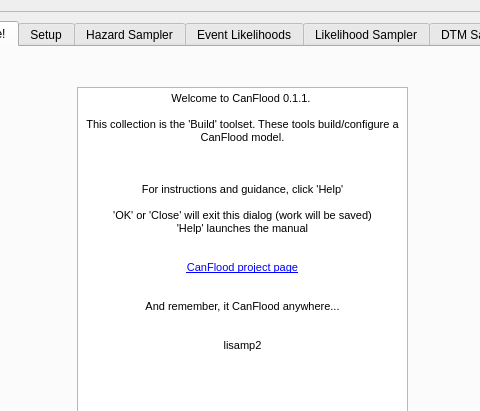
Qt form canflood_inprep/ProjectDataPrep/ProjectDataPrepDialog_Base.ui (NRCan/CanFlood) before a commit; both pictures show x 81 to 561 and y 0 to 411 of the 700 by 888 pixel window.
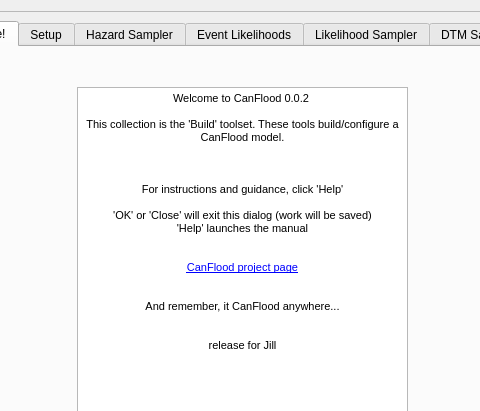
The same form after that commit. The open tabs and pages were chosen to show the change. Custom widgets are drawn as their Qt base class.

```diff
--- a/canflood_inprep/ProjectDataPrep/ProjectDataPrepDialog_Base.ui
+++ b/canflood_inprep/ProjectDataPrep/ProjectDataPrepDialog_Base.ui
@@ -109,7 +109,7 @@
 &lt;html&gt;&lt;head&gt;&lt;meta name=&quot;qrichtext&quot; content=&quot;1&quot; /&gt;&lt;style type=&quot;text/css&quot;&gt;
 p, li { white-space: pre-wrap; }
 &lt;/style&gt;&lt;/head&gt;&lt;body style=&quot; font-family:'MS Shell Dlg 2'; font-size:8.25pt; font-weight:400; font-style:normal;&quot;&gt;
-&lt;p align=&quot;center&quot; style=&quot; margin-top:0px; margin-bottom:0px; margin-left:0px; margin-right:0px; -qt-block-indent:0; text-indent:0px;&quot;&gt;&lt;span style=&quot; font-size:8pt;&quot;&gt;Welcome to CanFlood 0.1.1. &lt;/span&gt;&lt;/p&gt;
+&lt;p align=&quot;center&quot; style=&quot; margin-top:0px; margin-bottom:0px; margin-left:0px; margin-right:0px; -qt-block-indent:0; text-indent:0px;&quot;&gt;&lt;span style=&quot; font-size:8pt;&quot;&gt;Welcome to CanFlood 0.0.2 &lt;/span&gt;&lt;/p&gt;
 &lt;p align=&quot;center&quot; style=&quot;-qt-paragraph-type:empty; margin-top:0px; margin-bottom:0px; margin-left:0px; margin-right:0px; -qt-block-indent:0; text-indent:0px; font-size:8pt;&quot;&gt;&lt;br /&gt;&lt;/p&gt;
 &lt;p align=&quot;center&quot; style=&quot; margin-top:0px; margin-bottom:0px; margin-left:0px; margin-right:0px; -qt-block-indent:0; text-indent:0px;&quot;&gt;&lt;span style=&quot; font-size:8pt;&quot;&gt;This collection is the 'Build' toolset. These tools build/configure a CanFlood model.&lt;/span&gt;&lt;/p&gt;
 &lt;p align=&quot;center&quot; style=&quot;-qt-paragraph-type:empty; margin-top:0px; margin-bottom:0px; margin-left:0px; margin-right:0px; -qt-block-indent:0; text-indent:0px; font-size:8pt;&quot;&gt;&lt;br /&gt;&lt;/p&gt;
@@ -127,7 +127,7 @@
 &lt;p align=&quot;center&quot; style=&quot; margin-top:0px; margin-bottom:0px; margin-left:0px; margin-right:0px; -qt-block-indent:0; text-indent:0px;&quot;&gt;&lt;span style=&quot; font-size:8pt;&quot;&gt;And remember, it CanFlood anywhere...&lt;/span&gt;&lt;/p&gt;
 &lt;p align=&quot;center&quot; style=&quot;-qt-paragraph-type:empty; margin-top:0px; margin-bottom:0px; margin-left:0px; margin-right:0px; -qt-block-indent:0; text-indent:0px; font-size:8pt;&quot;&gt;&lt;br /&gt;&lt;/p&gt;
 &lt;p align=&quot;center&quot; style=&quot;-qt-paragraph-type:empty; margin-top:0px; margin-bottom:0px; margin-left:0px; margin-right:0px; -qt-block-indent:0; text-indent:0px; font-size:8pt;&quot;&gt;&lt;br /&gt;&lt;/p&gt;
-&lt;p align=&quot;center&quot; style=&quot; margin-top:0px; margin-bottom:0px; margin-left:0px; margin-right:0px; -qt-block-indent:0; text-indent:0px;&quot;&gt;&lt;span style=&quot; font-size:8pt;&quot;&gt;lisamp2&lt;/span&gt;&lt;/p&gt;&lt;/body&gt;&lt;/html&gt;</string>
+&lt;p align=&quot;center&quot; style=&quot; margin-top:0px; margin-bottom:0px; margin-left:0px; margin-right:0px; -qt-block-indent:0; text-indent:0px;&quot;&gt;&lt;span style=&quot; font-size:8pt;&quot;&gt;release for Jill&lt;/span&gt;&lt;/p&gt;&lt;/body&gt;&lt;/html&gt;</string>
            </property>
           </widget>
          </widget>
```
Left out of the diff: 2 changed lines with no effect on the pictures.
